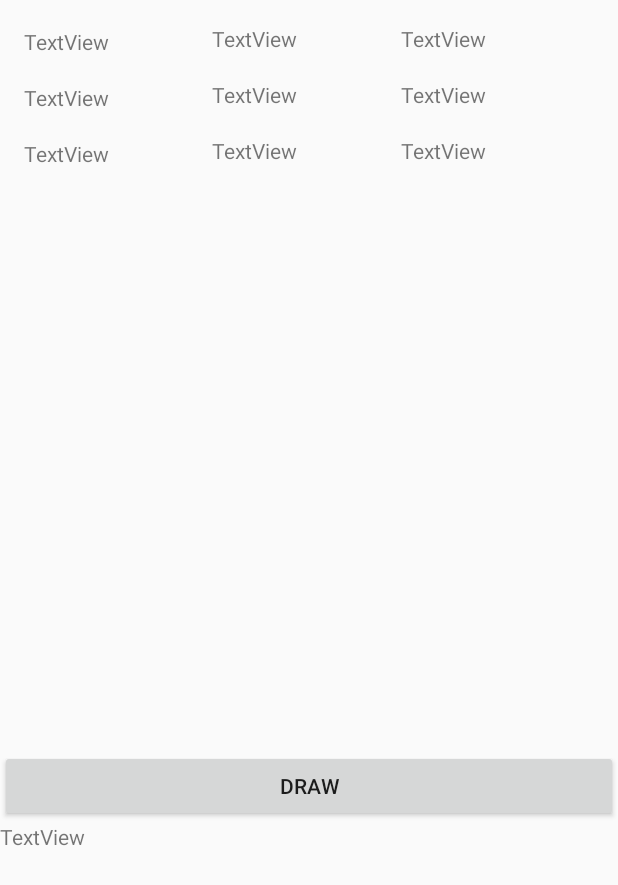
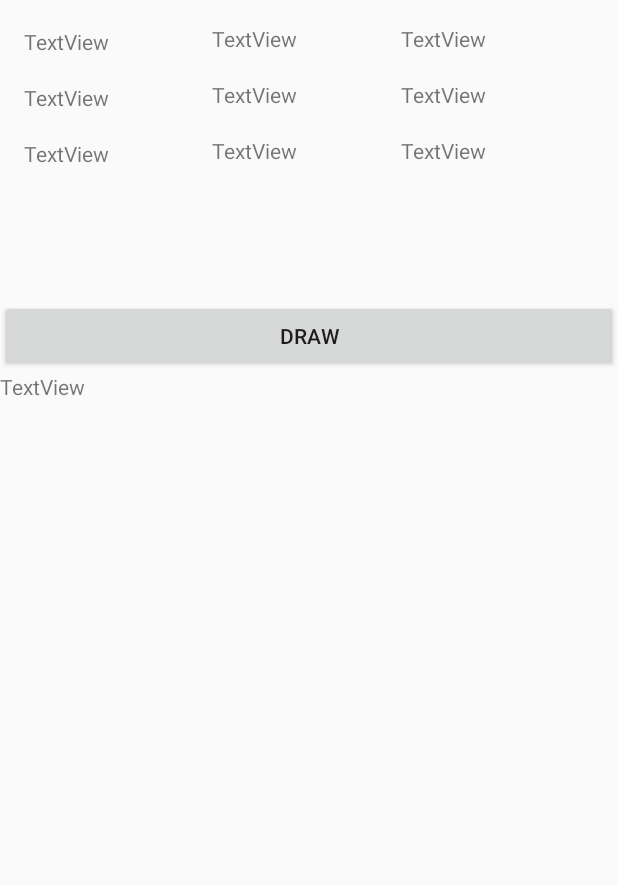
Before and after one commit to isaacrae483/cs340-ticket-to-ride, an Android app: the layout activity_dest_card.xml on its own in the app's theme, with its tools: preview values and no code run, on a phone screen of 412 x 824 dp. Shown: the top 885 px of the screen. Run offline under Robolectric (Android 15) with nearby library versions, the phone set to English and light mode, and no system bars.

Commit message:
dest view done be shown all sideways-like

```diff
--- a/app/src/main/AndroidManifest.xml
+++ b/app/src/main/AndroidManifest.xml
@@ -27,6 +27,7 @@
         <activity
             android:name=".Client.views.DestCardActivity"
             android:label="@string/title_activity_dest_card"
+            android:screenOrientation="landscape"
             android:theme="@style/AppTheme.NoActionBar">
             <intent-filter>
                 <action android:name="android.intent.action.MAIN" />
--- a/app/src/main/res/layout/activity_dest_card.xml
+++ b/app/src/main/res/layout/activity_dest_card.xml
@@ -16,7 +16,7 @@
         <android.support.v7.widget.RecyclerView
             android:id="@+id/DestCardList"
             android:layout_width="match_parent"
-            android:layout_height="500dp"
+            android:layout_height="200dp"
             tools:listitem="@layout/list_item_dest_card" />
 
         <Button
```
